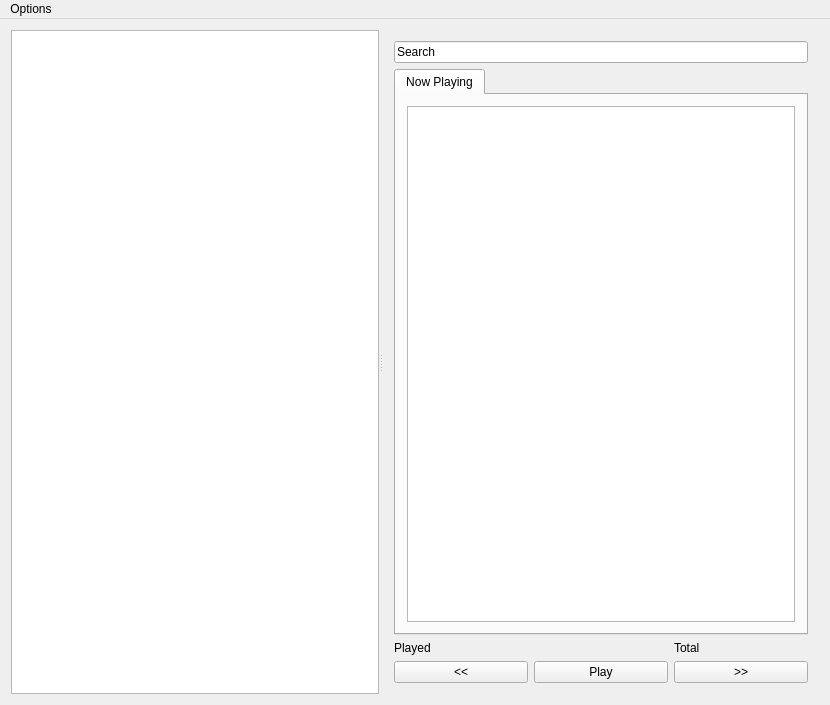
Before: the Qt Designer form ssmp/ssmp.ui in Sushisource/wubwub, drawn with Qt 5.
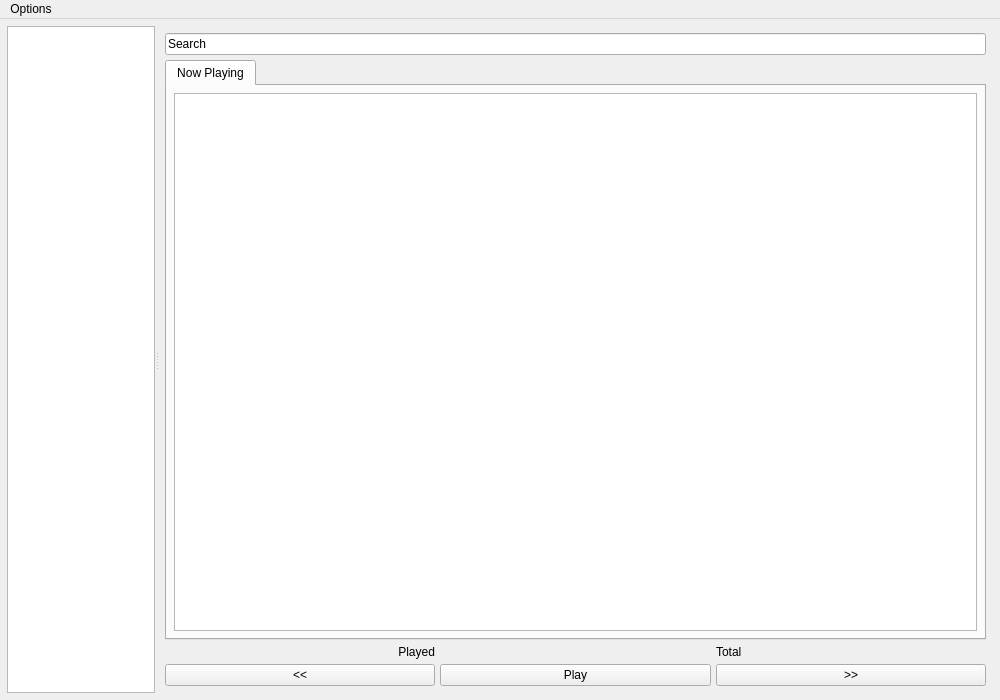
After: the same form once the commit is applied. Custom widgets are drawn as their Qt base class.

Commit message:
Library scan is faster and more robust.
Ui makes playlist properly small.

```diff
--- a/ssmp/ssmp.ui
+++ b/ssmp/ssmp.ui
@@ -6,8 +6,8 @@
    <rect>
     <x>0</x>
     <y>0</y>
-    <width>830</width>
-    <height>705</height>
+    <width>1000</width>
+    <height>700</height>
    </rect>
   </property>
   <property name="windowTitle">
@@ -20,24 +20,36 @@
       <property name="orientation">
        <enum>Qt::Horizontal</enum>
       </property>
+      <property name="handleWidth">
+       <number>3</number>
+      </property>
+      <property name="childrenCollapsible">
+       <bool>false</bool>
+      </property>
       <widget class="QListView" name="nowplayingLst">
        <property name="enabled">
         <bool>true</bool>
        </property>
        <property name="sizePolicy">
         <sizepolicy hsizetype="Expanding" vsizetype="Expanding">
-         <horstretch>0</horstretch>
+         <horstretch>1</horstretch>
          <verstretch>0</verstretch>
         </sizepolicy>
        </property>
-       <property name="baseSize">
+       <property name="minimumSize">
         <size>
-         <width>0</width>
+         <width>80</width>
          <height>0</height>
         </size>
        </property>
       </widget>
       <widget class="QWidget" name="widget" native="true">
+       <property name="sizePolicy">
+        <sizepolicy hsizetype="Preferred" vsizetype="Preferred">
+         <horstretch>5</horstretch>
+         <verstretch>0</verstretch>
+        </sizepolicy>
+       </property>
        <layout class="QVBoxLayout" name="verticalLayout_2">
         <item>
          <widget class="QLineEdit" name="search">
@@ -85,6 +97,9 @@
               <property name="text">
                <string>Played</string>
               </property>
+              <property name="alignment">
+               <set>Qt::AlignRight|Qt::AlignTrailing|Qt::AlignVCenter</set>
+              </property>
              </widget>
             </item>
             <item row="0" column="2">
@@ -130,7 +145,7 @@
     <rect>
      <x>0</x>
      <y>0</y>
-     <width>830</width>
+     <width>1000</width>
      <height>21</height>
     </rect>
    </property>
@@ -148,7 +163,7 @@
    </property>
   </action>
  </widget>
- <layoutdefault spacing="6" margin="11"/>
+ <layoutdefault spacing="5" margin="7"/>
  <customwidgets>
   <customwidget>
    <class>Phonon::SeekSlider</class>
```
The commit also changes 2 other files.
